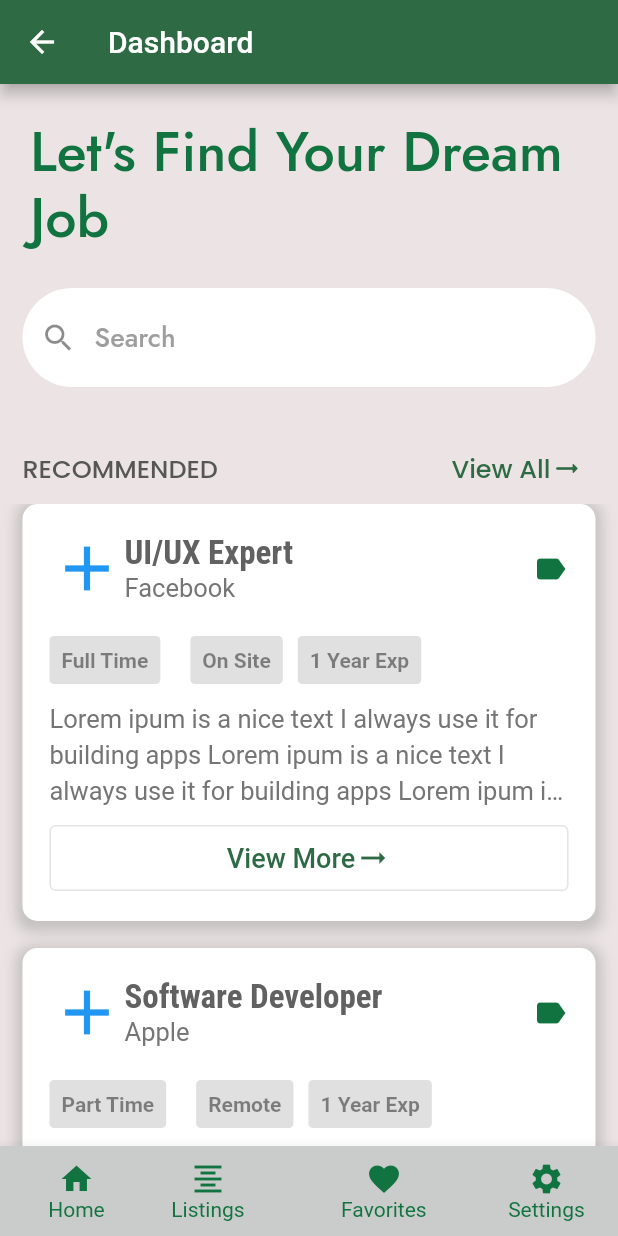
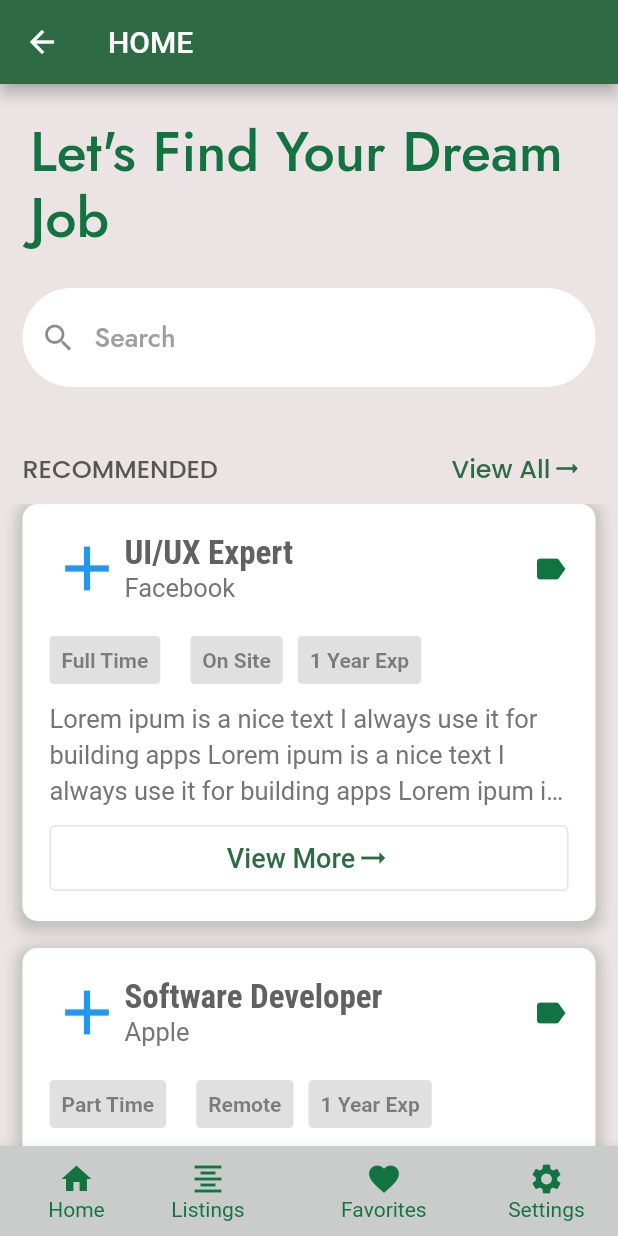
Before and after one commit to beuchehmaxime/job-board-ui-in-flutter, a Flutter app: the JobScreen screen opened directly, on a phone screen of 412 x 824 dp. Run offline on Flutter 3.47's test engine with Material 2 defaults, Android fonts, the phone set to English and light mode, and no system bars; our stand-ins replace google_fonts.

Commit message:
Job Screen Commit

```diff
--- a/lib/screens/jobs_screen.dart
+++ b/lib/screens/jobs_screen.dart
@@ -28,7 +28,7 @@ class JobScreen extends StatelessWidget {
     return Scaffold(
       backgroundColor: const Color.fromARGB(255, 236, 228, 228),
       appBar: AppBar(
-        title: const Text("Dashboard"),
+        title: const Text("HOME"),
       ),
       body: Column(
         children: [
```
